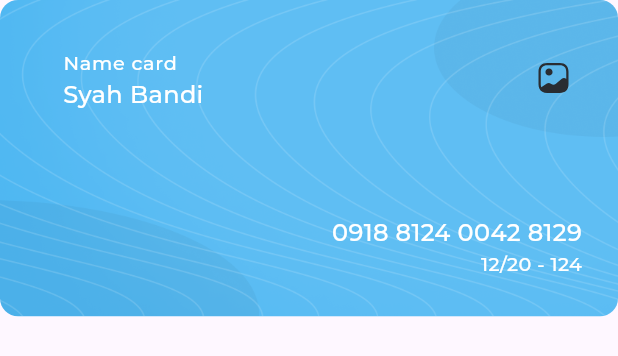
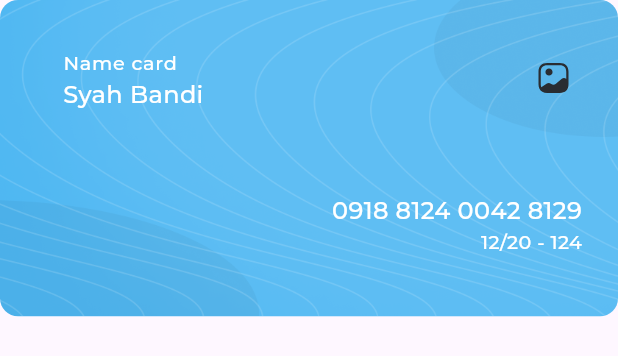
Before and after one commit to YasmeenGad/dashboard, a Flutter app: the MyCard widget shown alone on an empty page, opened directly, on a phone screen of 412 x 824 dp. Shown: the top 356 px of the screen. Run offline on Flutter 3.47's test engine with Material 3 defaults, Android fonts, the phone set to English and light mode, and no system bars; our stand-ins replace expandable_page_view, fl_chart, flutter_svg; statements that could not run were skipped; project files that could hold a hidden picture were left out.

Commit message:
responsive desktop done

```diff
--- a/lib/utils/app_styles.dart
+++ b/lib/utils/app_styles.dart
@@ -114,10 +114,10 @@ double getScaleFactor(context) {
 
   double width = MediaQuery.sizeOf(context).width;
   if (width < SizeConfig.tablet) {
-    return width / 550;
+    return width / 600;
   } else if (width < SizeConfig.desktop) {
-    return width / 1000;
+    return width / 1500;
   } else {
-    return width / 1920;
+    return width / 2000;
   }
 }
--- a/lib/widgets/my_card.dart
+++ b/lib/widgets/my_card.dart
@@ -47,8 +47,10 @@ class MyCard extends StatelessWidget {
                 ],
               ),
             ),
-            const SizedBox(
-              height: 54 - 28,
+            Flexible(
+              child: const SizedBox(
+                height: 54 - 28,
+              ),
             ),
           ],
         ),
```
